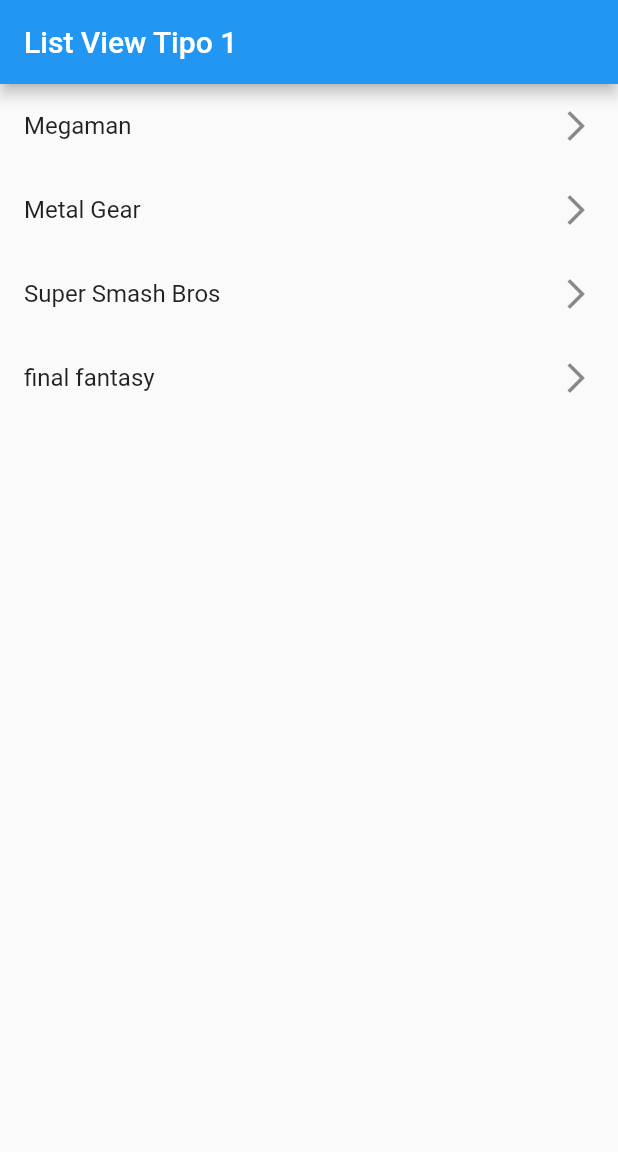
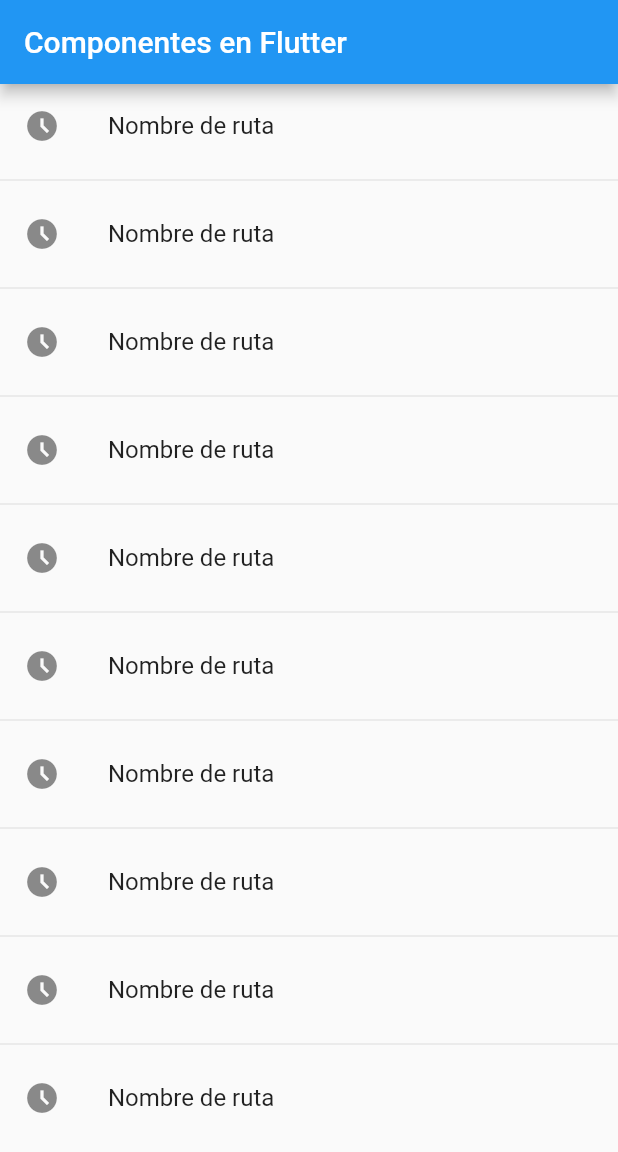
Before and after one commit to luisbenjaminhortalopez/FlutterComponentsApp, a Flutter app: the screen it shows after launch, on a phone screen of 412 x 824 dp. Shown: the top 1152 px of the screen. Run offline on Flutter 3.47's test engine with Material 2 defaults, Android fonts, the phone set to English and light mode, and no system bars.

Commit message:
Se crearon nuevos archivos tanto de pantallas como un archivo de rutas para mantener el main mas ordenado

```diff
--- a/lib/main.dart
+++ b/lib/main.dart
@@ -1,4 +1,6 @@
-import 'package:flcomponents/screens/listview1_screen.dart';
+
+import 'package:flcomponents/router/app_routes.dart';
+import 'package:flcomponents/screens/screens.dart';
 import 'package:flutter/material.dart';
 
 void main() => runApp(const MyApp());
@@ -10,10 +12,14 @@
 
   @override
   Widget build(BuildContext context) {
-    return const MaterialApp(
+    return  MaterialApp(
       debugShowCheckedModeBanner: false,
       title: 'Material App',
-      home: Listview1Screen()
+      //home: const Listview2Screen(),
+      initialRoute: AppRoutes.InitialRoute,
+      routes:
+          AppRoutes.routes,
+      onGenerateRoute: AppRoutes.onGenerateRoute
     );
   }
 }
--- /dev/null
+++ b/lib/router/app_routes.dart
@@ -0,0 +1,23 @@
+
+
+import 'package:flcomponents/screens/screens.dart';
+import 'package:flutter/material.dart';
+
+class AppRoutes{
+
+static const InitialRoute = 'home';
+ static Map<String, Widget Function(BuildContext)>  routes=
+         {
+        'listView1': (BuildContext context) => const Listview1Screen(),
+        'listView2': (BuildContext context) => const Listview2Screen(),
+        'alert'    : (BuildContext context) => const AlertScreen(),
+        'card'     : (BuildContext context) => const cardScreen(),
+        'home'     : (BuildContext context) => const HomeScreen(),
+
+
+      };
+      static Route<dynamic> onGenerateRoute (RouteSettings settings) {
+
+        return MaterialPageRoute(builder: (context) => const AlertScreen());
+      }
+}
--- /dev/null
+++ b/lib/screens/home_screen.dart
@@ -0,0 +1,32 @@
+import 'package:flcomponents/screens/screens.dart';
+import 'package:flutter/material.dart';
+
+class HomeScreen extends StatelessWidget {
+
+  const HomeScreen({Key? key}) : super(key: key);
+
+  @override
+  Widget build(BuildContext context) {
+    return  Scaffold(
+      appBar: AppBar(
+        title: const Text('Componentes en Flutter'),
+      ),
+      body: ListView.separated(
+        itemBuilder: (context, index) => ListTile(
+          leading: const Icon(Icons.access_time_filled_outlined),
+          title: const Text('Nombre de ruta'),
+          onTap: () {
+            // final route = MaterialPageRoute(builder: (context) => const Listview1Screen());
+            // //Navigator.pushReplacement(context, route);
+            // //el pushReplacement nos sirve para evitar volver atras, eliminando el stack de pantallas previas
+            //   Navigator.push(context, route);
+
+            Navigator.pushNamed(context, 'card');
+          },
+        ),
+      separatorBuilder: (_, __)=> const Divider(),
+      itemCount: 10
+      )
+    );
+  }
+}
--- a/lib/screens/listview1_screen.dart
+++ b/lib/screens/listview1_screen.dart
@@ -16,6 +16,7 @@
                       trailing: const Icon(Icons.arrow_forward_ios),
                     ))
                 .toList()
+
           ],
         ));
   }
--- /dev/null
+++ b/lib/screens/screens.dart
@@ -0,0 +1,5 @@
+export 'package:flcomponents/screens/alert_screen.dart';
+export 'package:flcomponents/screens/card_screen.dart';
+export 'package:flcomponents/screens/listview1_screen.dart';
+export 'package:flcomponents/screens/listview2_screen.dart';
+export 'package:flcomponents/screens/home_screen.dart';
```
Also changed, not shown: lib/screens/alert_screen.dart (added, +15 -0 lines), lib/screens/card_screen.dart (added, +15 -0 lines), lib/screens/listview2_screen.dart (added, +25 -0 lines).
